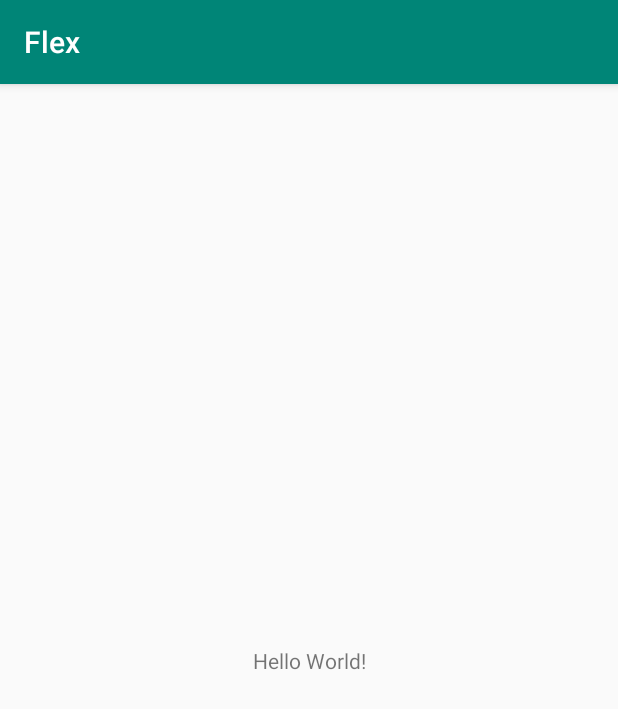
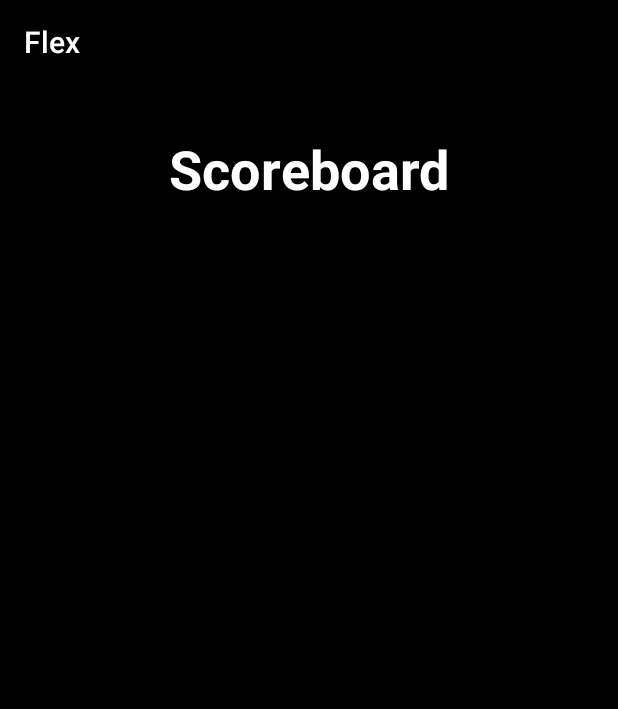
Before and after one commit to MartinLieb/Flex, an Android app: the screen it shows after launch (MainActivity), on a phone screen of 412 x 824 dp. Shown: the top 709 px of the screen. Run offline under Robolectric (Android 15) with nearby library versions, the phone set to English and light mode, and no system bars.

Commit message:
background added colors fixed scrollview added

```diff
--- a/app/src/main/res/layout/activity_main.xml
+++ b/app/src/main/res/layout/activity_main.xml
@@ -4,15 +4,42 @@
     xmlns:tools="http://schemas.android.com/tools"
     android:layout_width="match_parent"
     android:layout_height="match_parent"
+    android:background="@drawable/flexbackground"
     tools:context=".MainActivity">
 
     <TextView
+        android:id="@+id/textView"
         android:layout_width="wrap_content"
         android:layout_height="wrap_content"
-        android:text="Hello World!"
-        app:layout_constraintBottom_toBottomOf="parent"
+        android:layout_marginTop="32dp"
+        android:layout_marginBottom="8dp"
+        android:text="Scoreboard"
+        android:textColor="#fff"
+        android:textSize="36sp"
+        android:textStyle="bold"
+        app:layout_constraintBottom_toTopOf="@+id/scrollView2"
         app:layout_constraintLeft_toLeftOf="parent"
         app:layout_constraintRight_toRightOf="parent"
         app:layout_constraintTop_toTopOf="parent" />
 
+    <ScrollView
+        android:id="@+id/scrollView2"
+        android:layout_width="0dp"
+        android:layout_height="0dp"
+        android:layout_marginStart="8dp"
+        android:layout_marginLeft="8dp"
+        android:layout_marginEnd="8dp"
+        android:layout_marginRight="8dp"
+        android:layout_marginBottom="8dp"
+        app:layout_constraintBottom_toBottomOf="parent"
+        app:layout_constraintEnd_toEndOf="parent"
+        app:layout_constraintStart_toStartOf="parent"
+        app:layout_constraintTop_toBottomOf="@+id/textView">
+
+        <LinearLayout
+            android:layout_width="match_parent"
+            android:layout_height="wrap_content"
+            android:orientation="vertical" />
+    </ScrollView>
+
 </android.support.constraint.ConstraintLayout>
--- a/app/src/main/res/values/colors.xml
+++ b/app/src/main/res/values/colors.xml
@@ -1,6 +1,6 @@
 <?xml version="1.0" encoding="utf-8"?>
 <resources>
-    <color name="colorPrimary">#008577</color>
-    <color name="colorPrimaryDark">#00574B</color>
-    <color name="colorAccent">#D81B60</color>
+    <color name="colorPrimary">#000000</color>
+    <color name="colorPrimaryDark">#000</color>
+    <color name="colorAccent">#fff</color>
 </resources>
--- /dev/null
+++ b/app/src/main/res/values/scoreboardexample.xml
@@ -0,0 +1,2 @@
+<?xml version="1.0" encoding="utf-8"?>
+<resources></resources>
```
Also changed, not shown: app/src/main/res/drawable/flexbackground.png (added).
